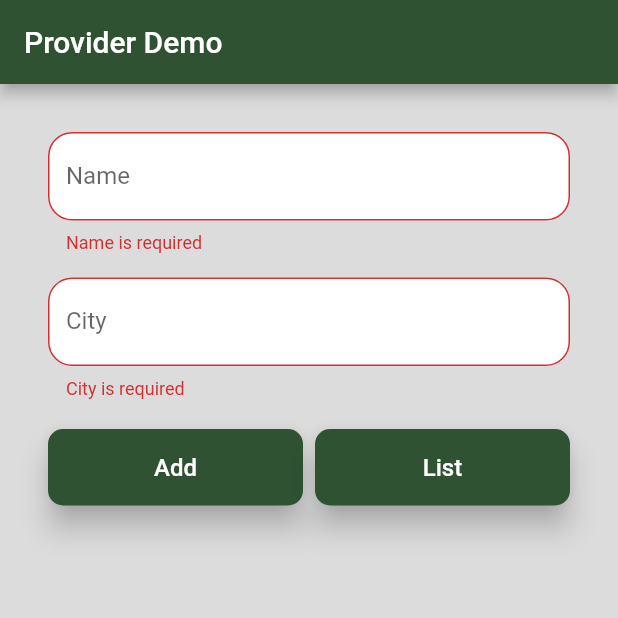
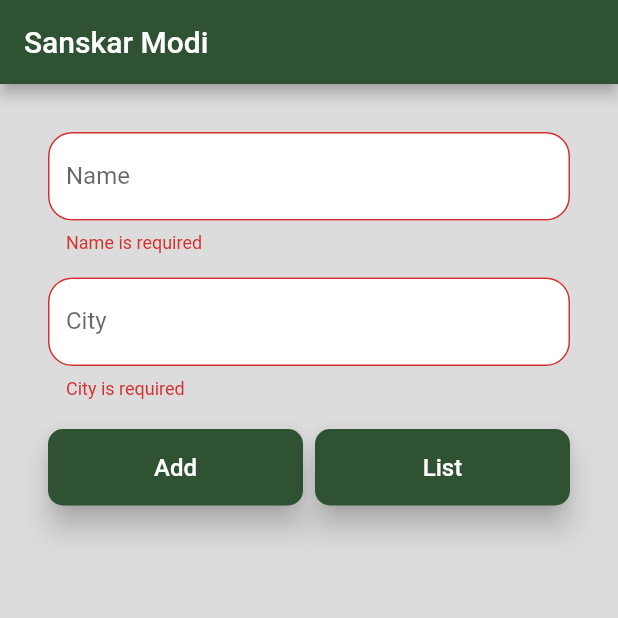
Before and after one commit to SanskarModi22/Flutter_Provider, a Flutter app: the screen it shows after launch, after a tap on "Add", on a phone screen of 412 x 824 dp, the top half of it. Run offline on Flutter 3.47's test engine with Material 2 defaults, Android fonts, the phone set to English and light mode, and no system bars.

Commit message:
read() function and Future Provider

```diff
--- a/lib/api/cheetah_api.dart
+++ b/lib/api/cheetah_api.dart
@@ -4,7 +4,7 @@ import 'package:intl/intl.dart';
 Future<String> getProfileUserName() async {
   await Future.delayed(Duration(seconds: 5));
 
-  return "Julian Currie";
+  return "Sanskar Modi";
 }
 
 Future<String> getCurrentTime() async {
--- a/lib/main.dart
+++ b/lib/main.dart
@@ -1,4 +1,5 @@
 import 'package:flutter/material.dart';
+import 'package:flutter_provider/api/cheetah_api.dart';
 import 'package:flutter_provider/controllers/notifier.dart';
 import 'package:flutter_provider/screens/home.dart';
 import 'package:provider/provider.dart';
@@ -10,6 +11,8 @@ void main() => runApp(
           ChangeNotifierProvider(
             create: (context) => UserNot(),
           ),
+          FutureProvider(create:(_)=> getProfileUserName(), initialData: "Loading Data ..."),
+          StreamProvider(create: (_)=>getSessionTime(), initialData:0)
         ],
         child: MyApp(),
       ),
--- a/lib/screens/home.dart
+++ b/lib/screens/home.dart
@@ -29,9 +29,15 @@ class HomeState extends State<Home> {
     return Scaffold(
       backgroundColor: Theme.of(context).backgroundColor,
       appBar: AppBar(
-        title: Text(
-          "Provider Demo",
-          style: TextStyle(color: Colors.white),
+        title: Consumer<String>(
+          builder: (_,title,__)=>
+           Text(
+            title,
+            //we are getting data from the future provider
+             //If we had 2 future provider return String type then this would have called
+             //2 times at intervals
+            style: TextStyle(color: Colors.white),
+          ),
         ),
       ),
       body: SingleChildScrollView(
@@ -65,7 +71,9 @@ class HomeState extends State<Home> {
 
                       _formKey.currentState.save();
 
-                      userNotifier.addUser(User(_name,_city));
+                      context.read<UserNot>().addUser(User(_name,_city));
+                      //Whenever we use any function from a Notifier class we use read function
+                      //and not watch() function+
                     },
                   ),
                   SizedBox(width: 8),
--- a/lib/widget/user_list.dart
+++ b/lib/widget/user_list.dart
@@ -32,7 +32,7 @@ class UserList extends StatelessWidget {
               ),
               IconButton(
                   icon: Icon(Icons.delete),
-                  onPressed: () => context.watch<UserNot>().deleteUser(index),
+                  onPressed: () => context.read<UserNot>().deleteUser(index),
                 ),
 
             ],
```
